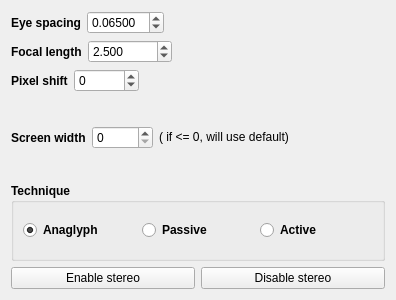
Old version of the form OgreRenderingModule/stereoUI.ui in the repository realXtend/tundra.
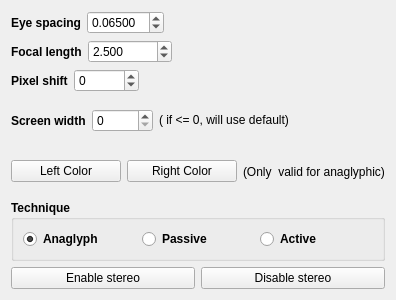
New version of the form.

Commit message: *added option to change colors on anaglyphic stereoscropy

Patch:
```diff
--- a/OgreRenderingModule/stereoUI.ui
+++ b/OgreRenderingModule/stereoUI.ui
@@ -187,6 +187,31 @@
      </item>
     </layout>
    </item>
+   <item>
+    <layout class="QHBoxLayout" name="horizontalLayout_8">
+     <item>
+      <widget class="QPushButton" name="left_color">
+       <property name="text">
+        <string>Left Color</string>
+       </property>
+      </widget>
+     </item>
+     <item>
+      <widget class="QPushButton" name="right_color">
+       <property name="text">
+        <string>Right Color</string>
+       </property>
+      </widget>
+     </item>
+     <item>
+      <widget class="QLabel" name="color_label">
+       <property name="text">
+        <string>(Only  valid for anaglyphic)</string>
+       </property>
+      </widget>
+     </item>
+    </layout>
+   </item>
    <item>
     <layout class="QHBoxLayout" name="horizontalLayout_5">
      <item>
```
The commit also changes 8 other files.
